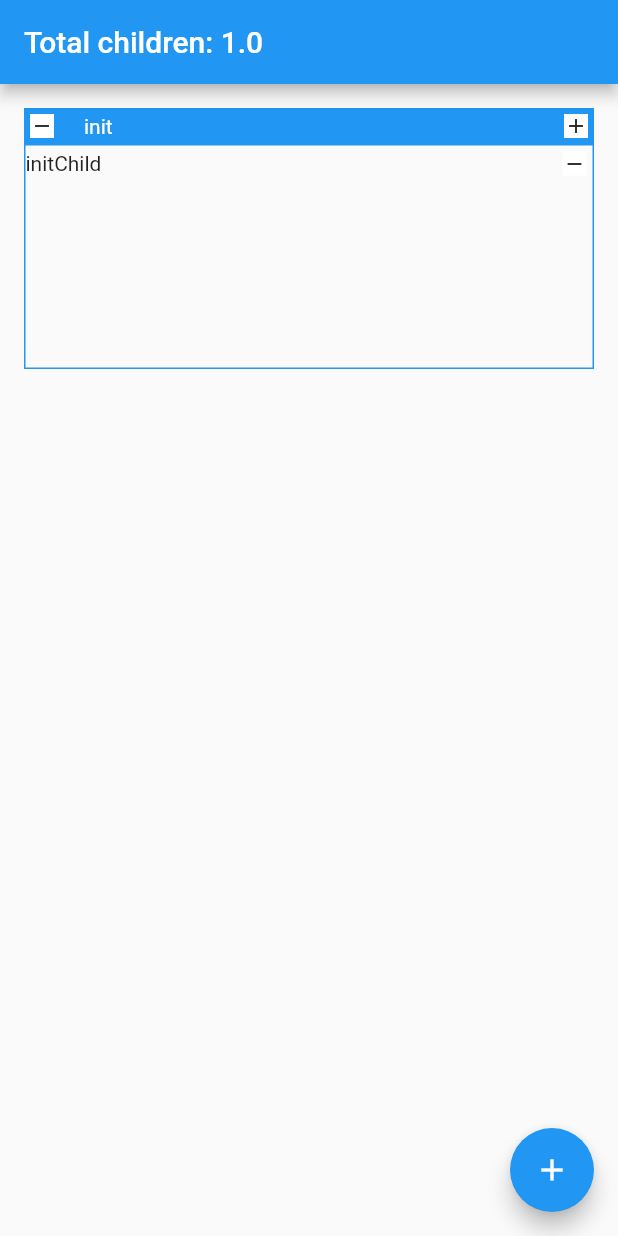
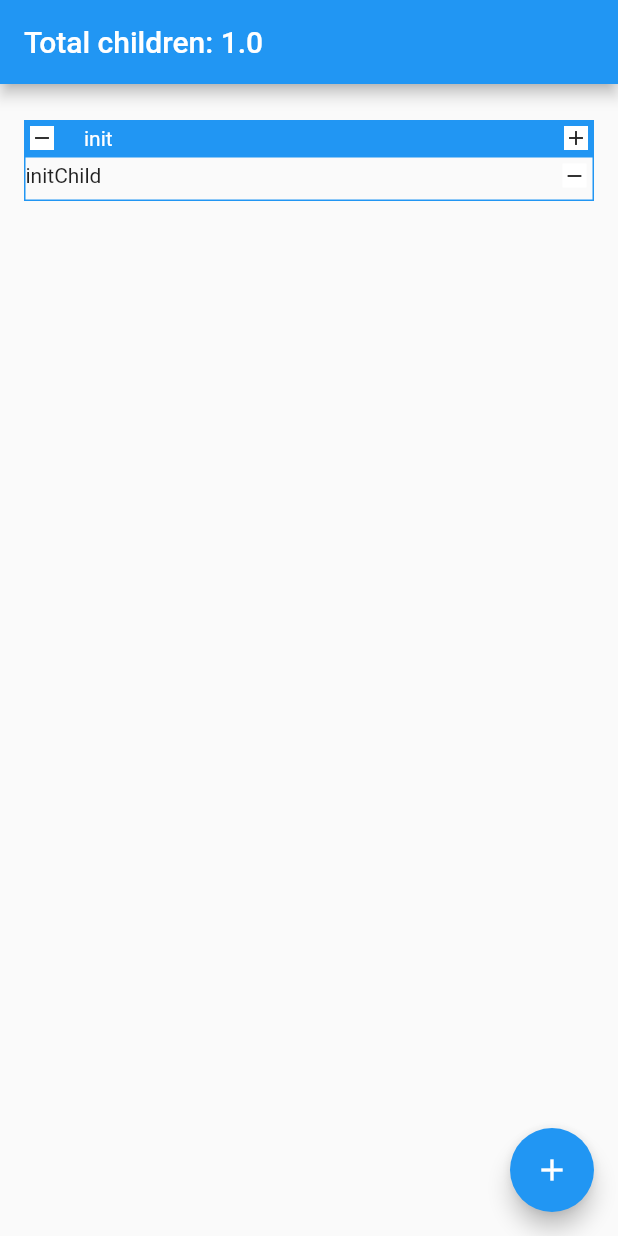
Before and after one commit to VeeTsien/state_management_comunication, a Flutter app: the screen it shows after launch, on a phone screen of 412 x 824 dp. Run offline on Flutter 3.47's test engine with Material 2 defaults, Android fonts, the phone set to English and light mode, and no system bars; our stand-ins replace bloc, equatable, flutter_bloc, random_string.

Commit message:
working example

```diff
--- a/lib/presenter/ui/widgets/parent/parent_widget.dart
+++ b/lib/presenter/ui/widgets/parent/parent_widget.dart
@@ -24,17 +24,17 @@ class ParentsBuilder extends StatelessWidget {
                 create: (context) => ChildrenCubit(
                     selectedParent: parent,
                     parentsCubit: context.read<ParentsCubit>()),
-                child: Container(
-                  height: 200,
-                  child: BlocBuilder<ChildrenCubit, ChildrenState>(
-                    builder: (context, childrenState) {
-                      return Column(
+                child: BlocBuilder<ChildrenCubit, ChildrenState>(
+                  builder: (context, childrenState) {
+                    return Padding(
+                      padding: const EdgeInsets.symmetric(vertical: 8.0),
+                      child: Column(
                         children: [
                           Header(parent: parent),
                           Container(
                             decoration: BoxDecoration(
                                 border: Border.all(color: Colors.blue)),
-                            height: 150,
+                            height: childrenState.children.length * 30,
                             child: ListView.builder(
                                 itemCount: childrenState.children.length,
                                 itemBuilder: (context, idx) {
@@ -54,9 +54,9 @@ class ParentsBuilder extends StatelessWidget {
                                 }),
                           ),
                         ],
-                      );
-                    },
-                  ),
+                      ),
+                    );
+                  },
                 ));
           }),
     );
```
